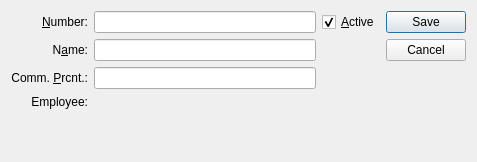
Before: the Qt Designer form guiclient/salesRep.ui in knowhow/xtuple, drawn with Qt 5.
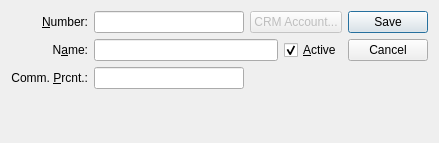
After: the same form once the commit is applied. Custom widgets are drawn as their Qt base class.

What changed in the file:
```diff
--- a/guiclient/salesRep.ui
+++ b/guiclient/salesRep.ui
@@ -13,18 +13,24 @@
    <rect>
     <x>0</x>
     <y>0</y>
-    <width>477</width>
-    <height>162</height>
+    <width>439</width>
+    <height>143</height>
    </rect>
   </property>
   <property name="windowTitle">
    <string>Sales Representative</string>
   </property>
   <layout class="QGridLayout" name="gridLayout_2">
-   <item row="0" column="0">
-    <layout class="QVBoxLayout" name="verticalLayout">
-     <item>
-      <layout class="QGridLayout" name="gridLayout">
+   <item row="0" column="4" rowspan="4">
+    <widget class="QDialogButtonBox" name="_buttonBox">
+     <property name="orientation">
+      <enum>Qt::Vertical</enum>
+     </property>
+     <property name="standardButtons">
+      <set>QDialogButtonBox::Cancel|QDialogButtonBox::Save</set>
+     </property>
+    </widget>
+   </item>
        <item row="0" column="0">
         <widget class="QLabel" name="_numberLit">
          <property name="text">
@@ -38,19 +44,6 @@
          </property>
         </widget>
        </item>
-       <item row="0" column="1">
-        <widget class="XLineEdit" name="_number"/>
-       </item>
-       <item row="0" column="2">
-        <widget class="QCheckBox" name="_active">
-         <property name="text">
-          <string>&amp;Active</string>
-         </property>
-         <property name="checked">
-          <bool>true</bool>
-         </property>
-        </widget>
-       </item>
        <item row="1" column="0">
         <widget class="QLabel" name="_nameLit">
          <property name="text">
@@ -64,9 +57,6 @@
          </property>
         </widget>
        </item>
-       <item row="1" column="1">
-        <widget class="XLineEdit" name="_name"/>
-       </item>
        <item row="2" column="0">
         <widget class="QLabel" name="_commPrcntLit">
          <property name="text">
@@ -80,6 +70,25 @@
          </property>
         </widget>
        </item>
+   <item row="3" column="0">
+    <spacer name="verticalSpacer">
+     <property name="orientation">
+      <enum>Qt::Vertical</enum>
+     </property>
+     <property name="sizeHint" stdset="0">
+      <size>
+       <width>20</width>
+       <height>40</height>
+      </size>
+     </property>
+    </spacer>
+   </item>
+   <item row="0" column="1">
+    <widget class="XLineEdit" name="_number"/>
+   </item>
+   <item row="1" column="1" colspan="2">
+    <widget class="XLineEdit" name="_name"/>
+   </item>
        <item row="2" column="1">
         <widget class="XLineEdit" name="_commPrcnt">
          <property name="sizePolicy">
@@ -93,49 +102,23 @@
          </property>
         </widget>
        </item>
-       <item row="3" column="0">
-        <widget class="QLabel" name="_employeeLit">
+   <item row="0" column="2" colspan="2">
+    <widget class="QPushButton" name="_crmaccountButton">
+     <property name="enabled">
+      <bool>false</bool>
+     </property>
          <property name="text">
-          <string>Employee:</string>
-         </property>
-         <property name="alignment">
-          <set>Qt::AlignRight|Qt::AlignTrailing|Qt::AlignVCenter</set>
-         </property>
-         <property name="buddy">
-          <cstring>_employee</cstring>
+      <string>CRM Account...</string>
          </property>
         </widget>
        </item>
-       <item row="3" column="1" colspan="2">
-        <widget class="EmpCluster" name="_employee"/>
-       </item>
-      </layout>
-     </item>
-     <item>
-      <spacer>
-       <property name="orientation">
-        <enum>Qt::Vertical</enum>
-       </property>
-       <property name="sizeType">
-        <enum>QSizePolicy::Expanding</enum>
-       </property>
-       <property name="sizeHint" stdset="0">
-        <size>
-         <width>10</width>
-         <height>0</height>
-        </size>
-       </property>
-      </spacer>
-     </item>
-    </layout>
-   </item>
-   <item row="0" column="1">
-    <widget class="QDialogButtonBox" name="_buttonBox">
-     <property name="orientation">
-      <enum>Qt::Vertical</enum>
-     </property>
-     <property name="standardButtons">
-      <set>QDialogButtonBox::Cancel|QDialogButtonBox::Save</set>
+   <item row="1" column="3">
+    <widget class="QCheckBox" name="_active">
+     <property name="text">
+      <string>&amp;Active</string>
+     </property>
+     <property name="checked">
+      <bool>true</bool>
      </property>
     </widget>
    </item>
@@ -144,11 +127,6 @@
  <layoutdefault spacing="6" margin="11"/>
  <pixmapfunction>qPixmapFromMimeSource</pixmapfunction>
  <customwidgets>
-  <customwidget>
-   <class>EmpCluster</class>
-   <extends>QWidget</extends>
-   <header>empcluster.h</header>
-  </customwidget>
   <customwidget>
    <class>XLineEdit</class>
    <extends>QLineEdit</extends>
```
Left out of the diff: 11 changed lines with no effect on the pictures. Lines whose indentation alone changed are shown as unchanged.
